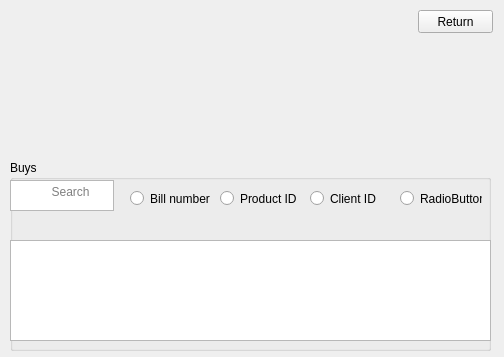
Before: the Qt Designer form buys.ui in Umneiah/PharmaCompany, drawn with Qt 5.
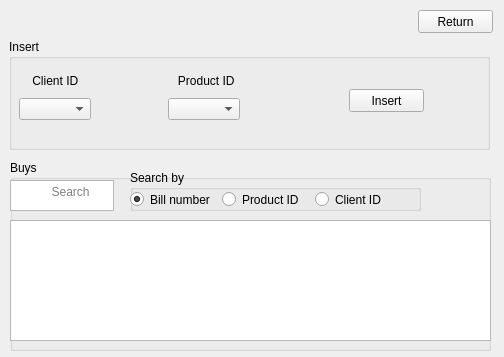
After: the same form once the commit is applied.

What changed in the file:
```diff
--- a/buys.ui
+++ b/buys.ui
@@ -29,9 +29,9 @@
     <property name="geometry">
      <rect>
       <x>0</x>
-      <y>80</y>
+      <y>60</y>
       <width>481</width>
-      <height>101</height>
+      <height>121</height>
      </rect>
     </property>
    </widget>
@@ -48,57 +48,54 @@
      <string>           Search</string>
     </property>
    </widget>
-   <widget class="QRadioButton" name="radioButton">
+   <widget class="QGroupBox" name="groupBox">
     <property name="geometry">
      <rect>
       <x>120</x>
-      <y>30</y>
-      <width>82</width>
-      <height>17</height>
+      <y>10</y>
+      <width>291</width>
+      <height>41</height>
      </rect>
     </property>
-    <property name="text">
-     <string>Bill number</string>
+    <property name="title">
+     <string>Search by</string>
     </property>
-   </widget>
-   <widget class="QRadioButton" name="radioButton_2">
-    <property name="geometry">
-     <rect>
-      <x>210</x>
-      <y>30</y>
-      <width>82</width>
-      <height>17</height>
-     </rect>
-    </property>
-    <property name="text">
-     <string>Product ID</string>
-    </property>
-   </widget>
-   <widget class="QRadioButton" name="radioButton_3">
-    <property name="geometry">
-     <rect>
-      <x>300</x>
-      <y>30</y>
-      <width>82</width>
-      <height>17</height>
-     </rect>
-    </property>
-    <property name="text">
-     <string>Client ID</string>
-    </property>
-   </widget>
-   <widget class="QRadioButton" name="radioButton_4">
-    <property name="geometry">
-     <rect>
-      <x>390</x>
-      <y>30</y>
-      <width>82</width>
-      <height>17</height>
-     </rect>
-    </property>
-    <property name="text">
-     <string>RadioButton</string>
-    </property>
+    <widget class="QWidget" name="">
+     <property name="geometry">
+      <rect>
+       <x>0</x>
+       <y>20</y>
+       <width>271</width>
+       <height>19</height>
+      </rect>
+     </property>
+     <layout class="QHBoxLayout" name="horizontalLayout">
+      <item>
+       <widget class="QRadioButton" name="radioButton">
+        <property name="text">
+         <string>Bill number</string>
+        </property>
+        <property name="checked">
+         <bool>true</bool>
+        </property>
+       </widget>
+      </item>
+      <item>
+       <widget class="QRadioButton" name="radioButton_2">
+        <property name="text">
+         <string>Product ID</string>
+        </property>
+       </widget>
+      </item>
+      <item>
+       <widget class="QRadioButton" name="radioButton_3">
+        <property name="text">
+         <string>Client ID</string>
+        </property>
+       </widget>
+      </item>
+     </layout>
+    </widget>
    </widget>
   </widget>
   <widget class="QPushButton" name="Return">
@@ -114,6 +111,85 @@
     <string>Return</string>
    </property>
   </widget>
+  <widget class="QGroupBox" name="groupBox_2">
+   <property name="geometry">
+    <rect>
+     <x>9</x>
+     <y>39</y>
+     <width>481</width>
+     <height>111</height>
+    </rect>
+   </property>
+   <property name="title">
+    <string>Insert</string>
+   </property>
+   <widget class="QWidget" name="">
+    <property name="geometry">
+     <rect>
+      <x>10</x>
+      <y>30</y>
+      <width>221</width>
+      <height>51</height>
+     </rect>
+    </property>
+    <layout class="QHBoxLayout" name="horizontalLayout_2">
+     <item>
+      <layout class="QVBoxLayout" name="verticalLayout_2">
+       <item>
+        <widget class="QLabel" name="label_2">
+         <property name="text">
+          <string>    Client ID</string>
+         </property>
+        </widget>
+       </item>
+       <item>
+        <widget class="QComboBox" name="ClientIDCB"/>
+       </item>
+      </layout>
+     </item>
+     <item>
+      <spacer name="horizontalSpacer">
+       <property name="orientation">
+        <enum>Qt::Horizontal</enum>
+       </property>
+       <property name="sizeHint" stdset="0">
+        <size>
+         <width>40</width>
+         <height>20</height>
+        </size>
+       </property>
+      </spacer>
+     </item>
+     <item>
+      <layout class="QVBoxLayout" name="verticalLayout">
+       <item>
+        <widget class="QLabel" name="label">
+         <property name="text">
+          <string>   Product ID</string>
+         </property>
+        </widget>
+       </item>
+       <item>
+        <widget class="QComboBox" name="ProductIDCB"/>
+       </item>
+      </layout>
+     </item>
+    </layout>
+   </widget>
+   <widget class="QPushButton" name="insert">
+    <property name="geometry">
+     <rect>
+      <x>340</x>
+      <y>50</y>
+      <width>75</width>
+      <height>23</height>
+     </rect>
+    </property>
+    <property name="text">
+     <string>Insert</string>
+    </property>
+   </widget>
+  </widget>
  </widget>
  <resources/>
  <connections/>
```
